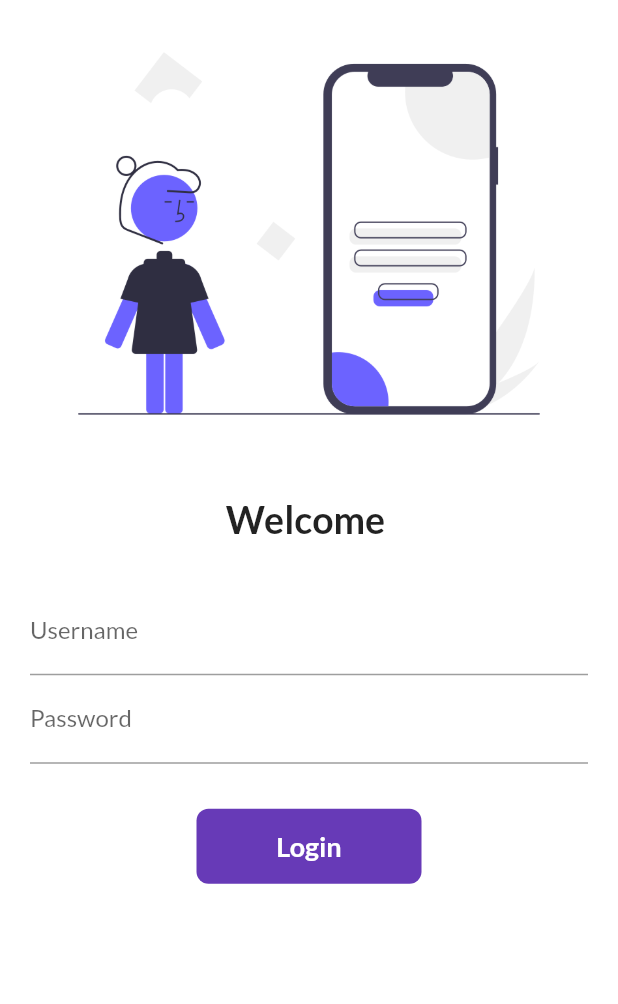
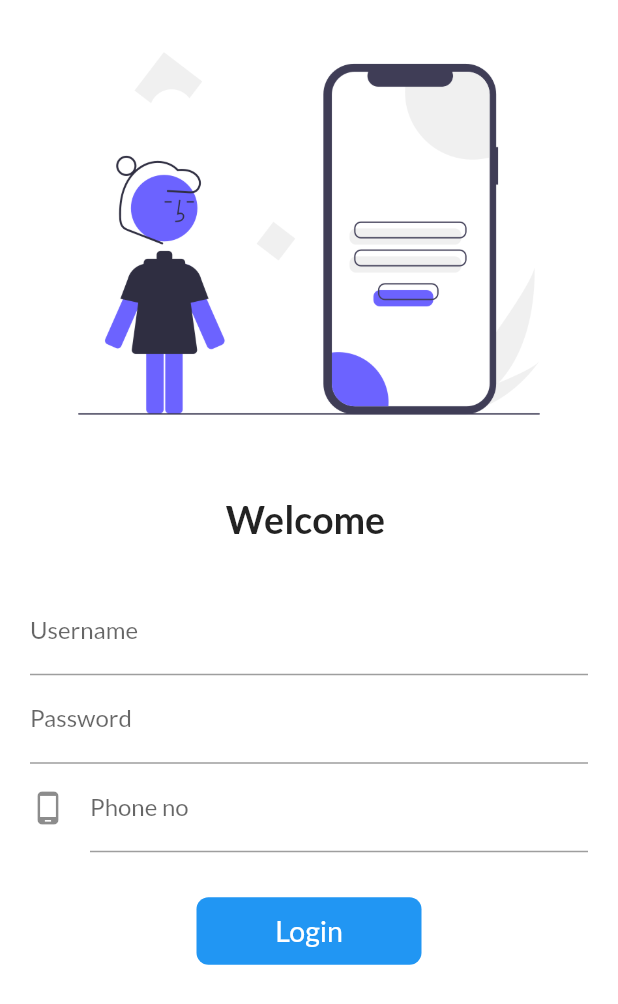
Before and after one commit to bhautik979/flutter_catalog, a Flutter app: the screen it shows after launch, on a phone screen of 412 x 824 dp. Shown: the top 1004 px of the screen. Run offline on Flutter 3.47's test engine with Material 2 defaults, Android fonts, the phone set to English and light mode, and no system bars; our stand-ins replace google_fonts.

Commit message:
field check done

```diff
--- a/lib/Pages/login_page.dart
+++ b/lib/Pages/login_page.dart
@@ -11,11 +11,27 @@ class LoginPage extends StatefulWidget {
 
 class _LoginPageState extends State<LoginPage> {
   String name = "";
+  String password = "";
   bool changeButton = false;
+  final _formKey = GlobalKey<FormState>();
+  moveToNext(BuildContext context) async {
+    if (_formKey.currentState!.validate()) {
+      setState(() {
+        changeButton = true;
+      });
+      await Future.delayed(Duration(milliseconds: 1)); //sait for this time
+      await Navigator.pushNamed(context, MyRoutes.homeroute);
+      setState(() {
+        changeButton = false;
+      });
+    }
+  }
+
   @override
   Widget build(BuildContext context) {
     return Material(
       color: Colors.white,
+      child: SingleChildScrollView(
         child: Column(
           children: [
             Image.asset("assets/image/login_image.png", fit: BoxFit.cover),
@@ -32,6 +48,8 @@ class _LoginPageState extends State<LoginPage> {
             ),
             Padding(
               padding: const EdgeInsets.symmetric(vertical: 10, horizontal: 20),
+              child: Form(
+                key: _formKey,
                 child: Column(
                   children: [
                     TextFormField(
@@ -42,52 +60,107 @@ class _LoginPageState extends State<LoginPage> {
                         name = value;
                         setState(() {});
                       },
+                      validator: (value) {
+                        return (value!.isEmpty
+                            ? "User name can not be empty"
+                            : null);
+                      },
                     ),
                     TextFormField(
                       obscureText: true,
                       decoration: const InputDecoration(
                         labelText: "Password",
                       ),
+                      onChanged: (value) {
+                        password = value;
+                        print(password); //print password in consol
+                      },
+                      validator: (value) {
+                        if (value!.isEmpty) {
+                          return "Password can not be empty";
+                        } else if (value.length < 6) {
+                          return "Password length is greater then 6";
+                        } else {
+                          return null;
+                        }
+                      },
                     ),
+                    TextFormField(
+                      decoration: InputDecoration(
+                        icon: Icon(Icons.phone_android),
+                        labelText: "Phone no",
+                      ),
+                      validator: (value) {
+                        if (value!.isEmpty) {
+                          return "Mobile number is mendatory";
+                        }
+                        if (value!.length > 10 ) {
+                          return "Enter valid mobile number";
+                        }
+                      },
+                    )
                   ],
+                ),
               ),
             ),
             const SizedBox(
               height: 20.0,
             ),
-
-            InkWell(
-              onTap: () async {
-                setState(() {
-                  changeButton = true;
-                });
-                 await Future.delayed(Duration(seconds: 1));
-                Navigator.pushNamed(context, MyRoutes.homeroute);
+            Material(
+              borderRadius: BorderRadius.circular(changeButton ? 150 : 8),
+              color: Colors.blue,
+              child: InkWell(
+                onTap: () {
+                  moveToNext(context);
                 },
                 child: AnimatedContainer(
                   duration: Duration(seconds: 1),
-                height: 50,
                   width: changeButton ? 50 : 150,
+                  height: 45,
                   alignment: Alignment.center,
                   child: changeButton
-                    ? Icon(
-                        Icons.done,
-                        color: Colors.white,
-                      )
+                      ? Icon(Icons.done)
                       : Text(
                           "Login",
-                        style: TextStyle(
-                            color: Colors.white,
-                            fontWeight: FontWeight.bold,
-                            fontSize: 18),
-                      ),
-                decoration: BoxDecoration(
-                  color: Colors.deepPurple,
-                  // shape: changeButton? BoxShape.circle:BoxShape.rectangle
-                  borderRadius: BorderRadius.circular(changeButton ? 50 : 8),
+                          style: TextStyle(color: Colors.white, fontSize: 19),
                         ),
                 ),
               ),
+            ),
+          ],
+
+          // InkWell(
+          //   onTap: () async {
+          //     setState(() {
+          //       changeButton = true;
+          //     });
+          //     await Future.delayed(Duration(seconds: 1));
+          //     Navigator.pushNamed(context, MyRoutes.homeroute);
+          //   },
+          //   child: AnimatedContainer(
+          //     duration: Duration(microseconds: 100),
+          //     height: 50,
+          //     width: changeButton ? 50 : 150,
+          //     alignment: Alignment.center,
+          //     child: changeButton
+          //         ? Icon(
+          //             Icons.done,
+          //             color: Colors.white,
+          //           )
+          //         : Text(
+          //             "Login",
+          //             style: TextStyle(
+          //                 color: Colors.white,
+          //                 fontWeight: FontWeight.bold,
+          //                 fontSize: 18),
+          //           ),
+          //     decoration: BoxDecoration(
+          //       color: Colors.blue,
+          //       // shape: changeButton? BoxShape.circle:BoxShape.rectangle
+          //       borderRadius: BorderRadius.circular(changeButton ? 50 : 8),
+          //     ),
+          //   ),
+          // ),
           // ElevatedButton(
           //   child: Text("Login"),
           //   style: TextButton.styleFrom(minimumSize: Size(150, 40)),
@@ -95,7 +168,8 @@ class _LoginPageState extends State<LoginPage> {
           //     Navigator.pushNamed(context, MyRoutes.homeroute);
           //   },
           // ),
-          ],
-        ));
+        ),
+      ),
+    );
   }
 }
```
Lines whose indentation alone changed are shown as unchanged.
